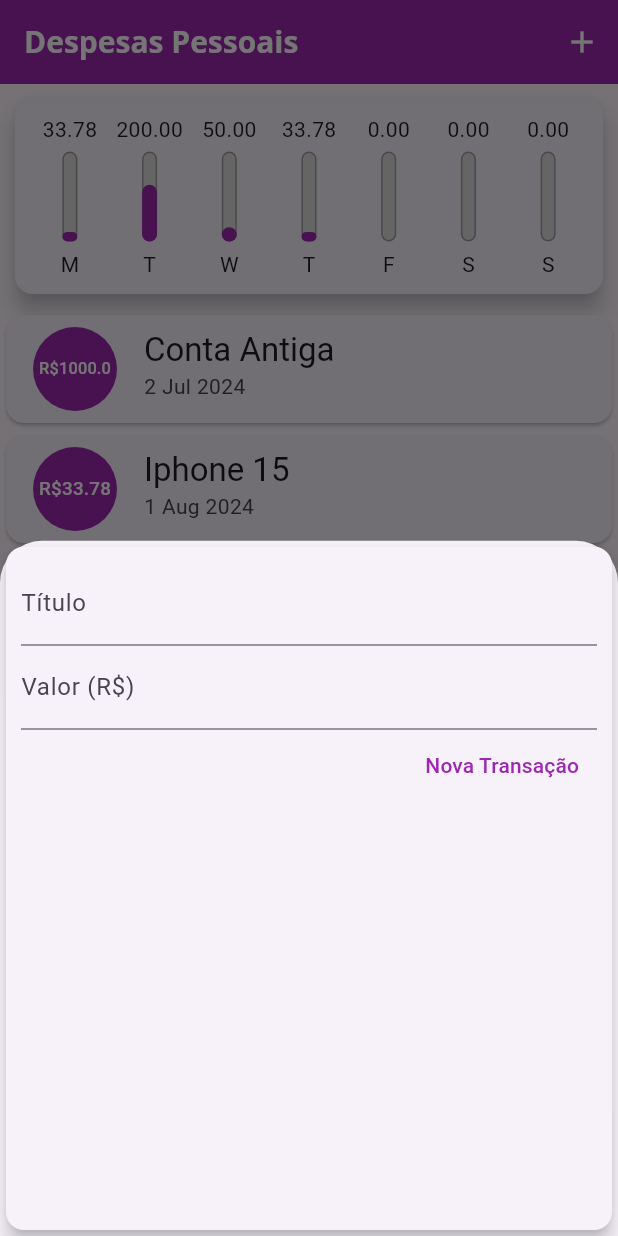
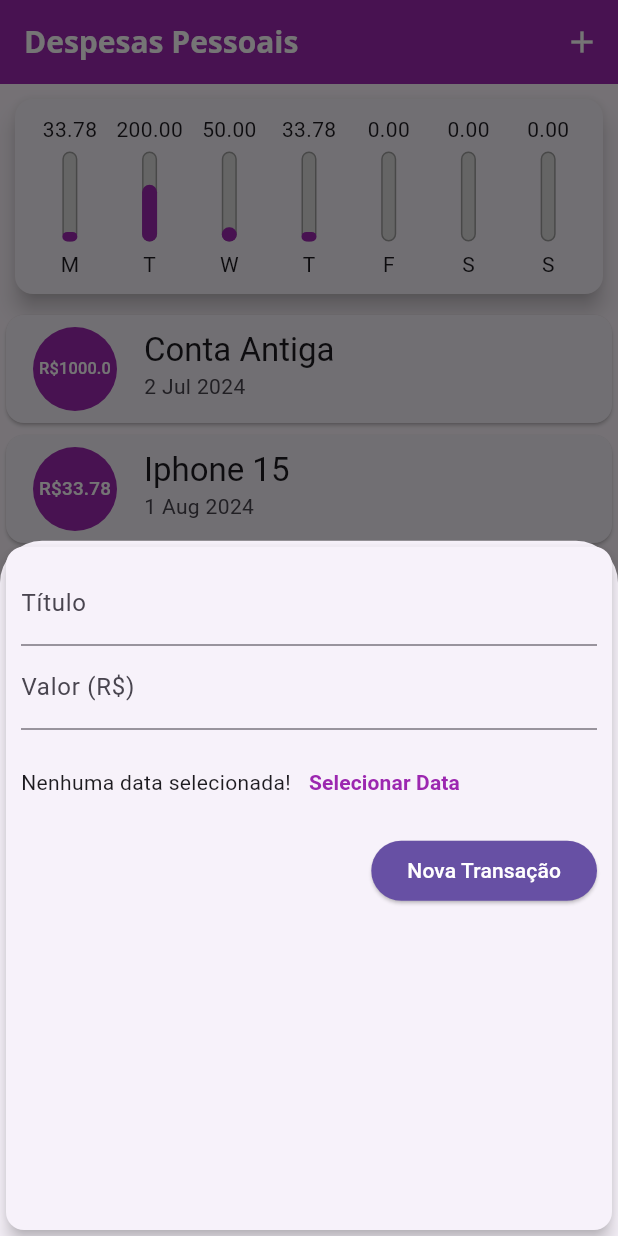
Before and after one commit to luisgs7/expenses-flutter-app, a Flutter app: the screen it shows after launch, after a tap on the "add" icon, on a phone screen of 412 x 824 dp. Run offline on Flutter 3.47's test engine with Material 3 defaults, Android fonts, the phone set to English and light mode, and no system bars; missing offline and left inert: dart:ffi.

Commit message:
update style.

```diff
--- a/lib/components/transaction_form.dart
+++ b/lib/components/transaction_form.dart
@@ -37,7 +37,7 @@ class _TransactionFormState extends State<TransactionForm> {
             TextField(
               controller: titleController,
               onSubmitted: (_) => _submitForm(),
-              decoration: InputDecoration(
+              decoration: const InputDecoration(
                 labelText: 'Título',
               ),
             ),
@@ -45,22 +45,41 @@ class _TransactionFormState extends State<TransactionForm> {
               controller: valueController,
               keyboardType: TextInputType.number,
               onSubmitted: (_) => _submitForm(),
-              decoration: InputDecoration(
+              decoration: const InputDecoration(
                 labelText: 'Valor (R\$)',
+              ),
+            ),
+            // ignore: sized_box_for_whitespace
+            Container(
+              height: 70,
+              child: Row(
+                children: [
+                  Text('Nenhuma data selecionada!'),
+                  TextButton(
+                    onPressed: () {},
+                    child: const Text(
+                      'Selecionar Data',
+                      style: TextStyle(
+                        fontWeight: FontWeight.bold,
+                      ),
+                    ),
+                  ),
+                ],
               ),
             ),
             Row(
               mainAxisAlignment: MainAxisAlignment.end,
               children: [
-                TextButton(
+                ElevatedButton(
+                  style: ElevatedButton.styleFrom(
+                    backgroundColor: Theme.of(context).primaryColor,
+                  ),
                   onPressed: _submitForm,
-                  style: ButtonStyle(
-                    foregroundColor: WidgetStateProperty.all(
-                      Colors.purple,
-                    ),
-                  ),
                   child: const Text(
                     'Nova Transação',
+                    style: TextStyle(
+                      color: Colors.white,
+                    ),
                   ),
                 ),
               ],
```
